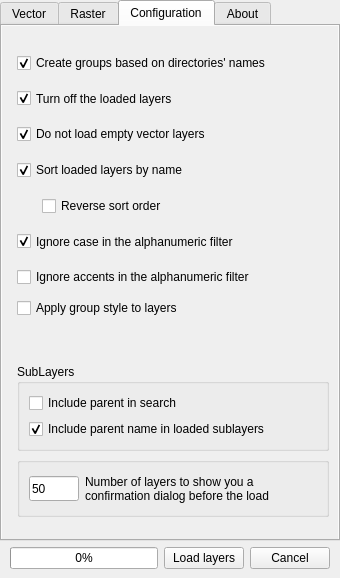
Qt form Ui_DockWidget.ui (gacarrillor/loadthemall) before a commit.
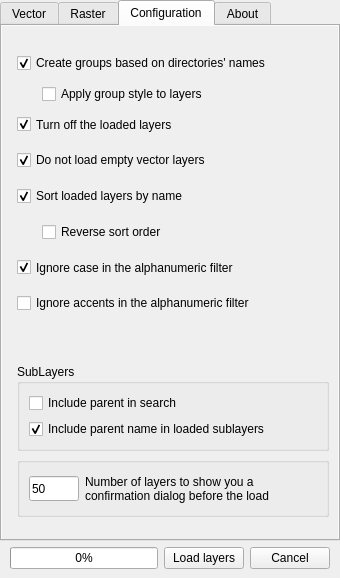
The same form after that commit. The open tabs and pages were chosen to show the change. Icons and pictures are not drawn.

```diff
--- a/Ui_DockWidget.ui
+++ b/Ui_DockWidget.ui
@@ -311,8 +311,8 @@
             <rect>
              <x>0</x>
              <y>0</y>
-             <width>323</width>
-             <height>493</height>
+             <width>348</width>
+             <height>517</height>
             </rect>
            </property>
            <property name="sizePolicy">
@@ -339,148 +339,7 @@
               <property name="bottomMargin">
                <number>0</number>
               </property>
-              <item row="0" column="0">
-               <spacer name="verticalSpacer">
-                <property name="orientation">
-                 <enum>Qt::Vertical</enum>
-                </property>
-                <property name="sizeType">
-                 <enum>QSizePolicy::Preferred</enum>
-                </property>
-                <property name="sizeHint" stdset="0">
-                 <size>
-                  <width>20</width>
-                  <height>13</height>
-                 </size>
-                </property>
-               </spacer>
-              </item>
-              <item row="1" column="0">
-               <widget class="QCheckBox" name="chkGroups">
-                <property name="sizePolicy">
-                 <sizepolicy hsizetype="Preferred" vsizetype="Expanding">
-                  <horstretch>0</horstretch>
-                  <verstretch>0</verstretch>
-                 </sizepolicy>
-                </property>
-                <property name="maximumSize">
-                 <size>
-                  <width>16777215</width>
-                  <height>16777215</height>
-                 </size>
-                </property>
-                <property name="text">
-                 <string>Create groups based on directories' names</string>
-                </property>
-                <property name="checked">
-                 <bool>true</bool>
-                </property>
-               </widget>
-              </item>
-              <item row="2" column="0">
-               <widget class="QCheckBox" name="chkLayersOff">
-                <property name="sizePolicy">
-                 <sizepolicy hsizetype="Minimum" vsizetype="Expanding">
-                  <horstretch>0</horstretch>
-                  <verstretch>0</verstretch>
-                 </sizepolicy>
-                </property>
-                <property name="maximumSize">
-                 <size>
-                  <width>16777215</width>
-                  <height>16777215</height>
-                 </size>
-                </property>
-                <property name="text">
-                 <string>Turn off the loaded layers</string>
-                </property>
-                <property name="checked">
-                 <bool>true</bool>
-                </property>
-               </widget>
-              </item>
-              <item row="3" column="0">
-               <widget class="QCheckBox" name="chkDoNotEmpty">
-                <property name="sizePolicy">
-                 <sizepolicy hsizetype="Minimum" vsizetype="Expanding">
-                  <horstretch>0</horstretch>
-                  <verstretch>0</verstretch>
-                 </sizepolicy>
-                </property>
-                <property name="text">
-                 <string>Do not load empty vector layers </string>
-                </property>
-                <property name="checked">
-                 <bool>true</bool>
-                </property>
-               </widget>
-              </item>
-              <item row="4" column="0">
-               <widget class="QCheckBox" name="chkSort">
-                <property name="sizePolicy">
-                 <sizepolicy hsizetype="Minimum" vsizetype="Expanding">
-                  <horstretch>0</horstretch>
-                  <verstretch>0</verstretch>
-                 </sizepolicy>
-                </property>
-                <property name="text">
-                 <string>Sort loaded layers by name</string>
-                </property>
-                <property name="checked">
-                 <bool>true</bool>
-                </property>
-               </widget>
-              </item>
-              <item row="5" column="0">
-               <layout class="QHBoxLayout" name="horizontalLayout_3">
-                <item>
-                 <spacer name="horizontalSpacer_5">
-                  <property name="orientation">
-                   <enum>Qt::Horizontal</enum>
-                  </property>
-                  <property name="sizeType">
-                   <enum>QSizePolicy::Fixed</enum>
-                  </property>
-                  <property name="sizeHint" stdset="0">
-                   <size>
-                    <width>25</width>
-                    <height>10</height>
-                   </size>
-                  </property>
-                 </spacer>
-                </item>
-                <item>
-                 <widget class="QCheckBox" name="chkReverseSort">
-                  <property name="sizePolicy">
-                   <sizepolicy hsizetype="Minimum" vsizetype="Expanding">
-                    <horstretch>0</horstretch>
-                    <verstretch>0</verstretch>
-                   </sizepolicy>
-                  </property>
-                  <property name="text">
-                   <string>Reverse sort order</string>
-                  </property>
-                 </widget>
-                </item>
-               </layout>
-              </item>
-              <item row="6" column="0">
-               <widget class="QCheckBox" name="chkCaseInsensitive">
-                <property name="sizePolicy">
-                 <sizepolicy hsizetype="Minimum" vsizetype="Expanding">
-                  <horstretch>0</horstretch>
-                  <verstretch>0</verstretch>
-                 </sizepolicy>
-                </property>
-                <property name="text">
-                 <string>Ignore case in the alphanumeric filter</string>
-                </property>
-                <property name="checked">
-                 <bool>true</bool>
-                </property>
-               </widget>
-              </item>
-              <item row="7" column="0">
+              <item row="8" column="0">
                <widget class="QCheckBox" name="chkAccentInsensitive">
                 <property name="sizePolicy">
                  <sizepolicy hsizetype="Minimum" vsizetype="Expanding">
@@ -599,30 +458,41 @@
                 </layout>
                </widget>
               </item>
-              <item row="13" column="0">
-               <spacer name="verticalSpacer_2">
-                <property name="orientation">
-                 <enum>Qt::Vertical</enum>
+              <item row="7" column="0">
+               <widget class="QCheckBox" name="chkCaseInsensitive">
+                <property name="sizePolicy">
+                 <sizepolicy hsizetype="Minimum" vsizetype="Expanding">
+                  <horstretch>0</horstretch>
+                  <verstretch>0</verstretch>
+                 </sizepolicy>
                 </property>
-                <property name="sizeType">
-                 <enum>QSizePolicy::Preferred</enum>
+                <property name="text">
+                 <string>Ignore case in the alphanumeric filter</string>
                 </property>
-                <property name="sizeHint" stdset="0">
+                <property name="checked">
+                 <bool>true</bool>
+                </property>
+               </widget>
+              </item>
+              <item row="3" column="0">
+               <widget class="QCheckBox" name="chkLayersOff">
+                <property name="sizePolicy">
+                 <sizepolicy hsizetype="Minimum" vsizetype="Expanding">
+                  <horstretch>0</horstretch>
+                  <verstretch>0</verstretch>
+                 </sizepolicy>
+                </property>
+                <property name="maximumSize">
                  <size>
-                  <width>20</width>
-                  <height>13</height>
+                  <width>16777215</width>
+                  <height>16777215</height>
                  </size>
                 </property>
-               </spacer>
-              </item>
-              <item row="8" column="0">
-               <widget class="QCheckBox" name="chkStyles">
-                <property name="toolTip">
-                 <string>When checked, if groups are checked and a QML is found inside a layer folder with the
-same folder name (e.g., my_group.qml), it will be applied to all layers inside that group.</string>
-                </property>
                 <property name="text">
-                 <string>Apply group style to layers</string>
+                 <string>Turn off the loaded layers</string>
+                </property>
+                <property name="checked">
+                 <bool>true</bool>
                 </property>
                </widget>
               </item>
@@ -639,6 +509,152 @@
                 </property>
                </spacer>
               </item>
+              <item row="1" column="0">
+               <widget class="QCheckBox" name="chkGroups">
+                <property name="sizePolicy">
+                 <sizepolicy hsizetype="Preferred" vsizetype="Expanding">
+                  <horstretch>0</horstretch>
+                  <verstretch>0</verstretch>
+                 </sizepolicy>
+                </property>
+                <property name="maximumSize">
+                 <size>
+                  <width>16777215</width>
+                  <height>16777215</height>
+                 </size>
+                </property>
+                <property name="text">
+                 <string>Create groups based on directories' names</string>
+                </property>
+                <property name="checked">
+                 <bool>true</bool>
+                </property>
+               </widget>
+              </item>
+              <item row="13" column="0">
+               <spacer name="verticalSpacer_2">
+                <property name="orientation">
+                 <enum>Qt::Vertical</enum>
+                </property>
+                <property name="sizeType">
+                 <enum>QSizePolicy::Preferred</enum>
+                </property>
+                <property name="sizeHint" stdset="0">
+                 <size>
+                  <width>20</width>
+                  <height>13</height>
+                 </size>
+                </property>
+               </spacer>
+              </item>
+              <item row="5" column="0">
+               <widget class="QCheckBox" name="chkSort">
+                <property name="sizePolicy">
+                 <sizepolicy hsizetype="Minimum" vsizetype="Expanding">
+                  <horstretch>0</horstretch>
+                  <verstretch>0</verstretch>
+                 </sizepolicy>
+                </property>
+                <property name="text">
+                 <string>Sort loaded layers by name</string>
+                </property>
+                <property name="checked">
+                 <bool>true</bool>
+                </property>
+               </widget>
+              </item>
+              <item row="4" column="0">
+               <widget class="QCheckBox" name="chkDoNotEmpty">
+                <property name="sizePolicy">
+                 <sizepolicy hsizetype="Minimum" vsizetype="Expanding">
+                  <horstretch>0</horstretch>
+                  <verstretch>0</verstretch>
+                 </sizepolicy>
+                </property>
+                <property name="text">
+                 <string>Do not load empty vector layers </string>
+                </property>
+                <property name="checked">
+                 <bool>true</bool>
+                </property>
+               </widget>
+              </item>
+              <item row="6" column="0">
+               <layout class="QHBoxLayout" name="horizontalLayout_3">
+                <item>
+                 <spacer name="horizontalSpacer_5">
+                  <property name="orientation">
+                   <enum>Qt::Horizontal</enum>
+                  </property>
+                  <property name="sizeType">
+                   <enum>QSizePolicy::Fixed</enum>
+                  </property>
+                  <property name="sizeHint" stdset="0">
+                   <size>
+                    <width>25</width>
+                    <height>10</height>
+                   </size>
+                  </property>
+                 </spacer>
+                </item>
+                <item>
+                 <widget class="QCheckBox" name="chkReverseSort">
+                  <property name="sizePolicy">
+                   <sizepolicy hsizetype="Minimum" vsizetype="Expanding">
+                    <horstretch>0</horstretch>
+                    <verstretch>0</verstretch>
+                   </sizepolicy>
+                  </property>
+                  <property name="text">
+                   <string>Reverse sort order</string>
+                  </property>
+                 </widget>
+                </item>
+               </layout>
+              </item>
+              <item row="0" column="0">
+               <spacer name="verticalSpacer">
+                <property name="orientation">
+                 <enum>Qt::Vertical</enum>
+                </property>
+                <property name="sizeType">
+                 <enum>QSizePolicy::Preferred</enum>
+                </property>
+                <property name="sizeHint" stdset="0">
+                 <size>
+                  <width>20</width>
+                  <height>13</height>
+                 </size>
+                </property>
+               </spacer>
+              </item>
+              <item row="2" column="0">
+               <layout class="QHBoxLayout" name="horizontalLayout_5">
+                <item>
+                 <spacer name="horizontalSpacer_9">
+                  <property name="orientation">
+                   <enum>Qt::Horizontal</enum>
+                  </property>
+                  <property name="sizeType">
+                   <enum>QSizePolicy::Fixed</enum>
+                  </property>
+                  <property name="sizeHint" stdset="0">
+                   <size>
+                    <width>25</width>
+                    <height>20</height>
+                   </size>
+                  </property>
+                 </spacer>
+                </item>
+                <item>
+                 <widget class="QCheckBox" name="chkStyles">
+                  <property name="text">
+                   <string>Apply group style to layers</string>
+                  </property>
+                 </widget>
+                </item>
+               </layout>
+              </item>
              </layout>
             </item>
            </layout>
```
Left out of the diff: 17 changed lines with no effect on the pictures.
